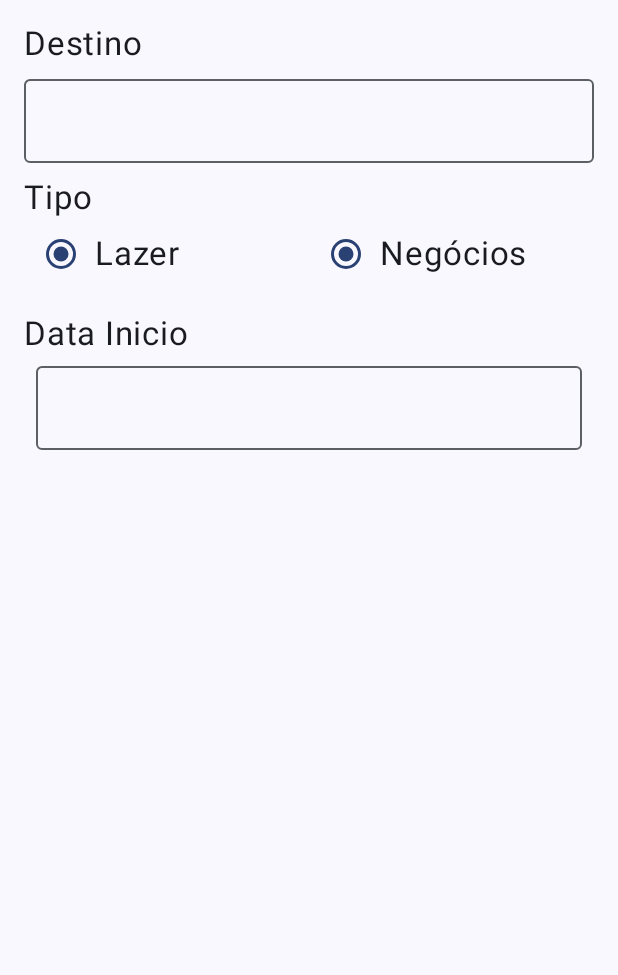
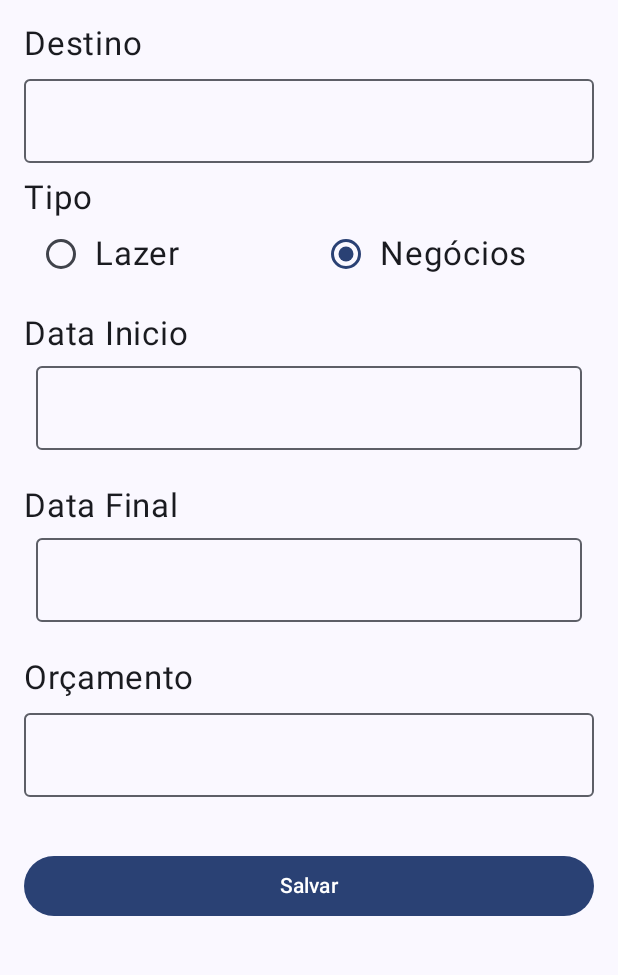
Before and after one commit to ArthurKJun/TelaAppNovaViagem, an Android app built with Jetpack Compose: the screen it shows after launch (MainActivity), on a phone screen of 412 x 824 dp, the part 96-1071 px from its top. Run offline under Robolectric (Android 15) with nearby library versions, the phone set to English and light mode, and no system bars.

Commit message:
Tela finalizada iniciando aplicação do model e viewmodel

```diff
--- a/app/src/main/java/com/senac/teladenovaviagem/MainActivity.kt
+++ b/app/src/main/java/com/senac/teladenovaviagem/MainActivity.kt
@@ -1,7 +1,5 @@
 package com.senac.teladenovaviagem
 
-import android.app.DatePickerDialog
-import android.icu.util.GregorianCalendar
 import android.os.Bundle
 import androidx.activity.ComponentActivity
 import androidx.activity.compose.setContent
@@ -20,7 +18,6 @@ import androidx.compose.material3.RadioButton
 import androidx.compose.material3.Scaffold
 import androidx.compose.material3.Surface
 import androidx.compose.material3.Text
-import androidx.compose.material3.TextField
 import androidx.compose.material3.rememberDatePickerState
 import androidx.compose.runtime.Composable
 import androidx.compose.runtime.mutableStateOf
@@ -64,14 +61,23 @@ fun Myapp() {
         }
     ) {
 
-        var showDatePickerDialog = remember {
+        var showDatePickerDialogInicio = remember {
             mutableStateOf(false)
         }
-        var selectedDate = remember {
+        var selectedDateInicio = remember {
             mutableStateOf("")
         }
 
-        val datePickerState = rememberDatePickerState()
+        val datePickerStateInicio = rememberDatePickerState()
+
+        var showDatePickerDialogFinal = remember {
+            mutableStateOf(false)
+        }
+        var selectedDateFinal = remember {
+            mutableStateOf("")
+        }
+
+        val datePickerStateFinal = rememberDatePickerState()
 
         Column(
             modifier = Modifier
@@ -114,7 +120,7 @@ fun Myapp() {
             ) {
 
                 RadioButton(
-                    selected = true,
+                    selected = false,
                     onClick = {},
                     modifier = Modifier
                         .weight(0.5f)
@@ -159,39 +165,129 @@ fun Myapp() {
 
             Row {
 
-                if (showDatePickerDialog.value) {
+                if (showDatePickerDialogInicio.value) {
                     DatePickerDialog(
-                        onDismissRequest = { showDatePickerDialog.value = false },
+                        onDismissRequest = { showDatePickerDialogInicio.value = false },
                         confirmButton = {
                             Button(
                                 onClick = {
-                                    datePickerState
+                                    datePickerStateInicio
                                         .selectedDateMillis?.let { millis ->
-                                            selectedDate.value = millis.toBrazilianDateFormat()
+                                            selectedDateInicio.value = millis.toBrazilianDateFormat()
                                         }
-                                    showDatePickerDialog.value = false
+                                    showDatePickerDialogInicio.value = false
                                 }) {
                                 Text(text = "Escolher data")
                             }
-                        }) {
-                        DatePicker(state = datePickerState)
+                        },
+                        modifier = Modifier
+                            .weight(4f)
+                        ) {
+                        DatePicker(state = datePickerStateInicio)
                     }
                 }
 
                 OutlinedTextField(
-                    value = selectedDate.value,
+                    value = selectedDateInicio.value,
                     onValueChange = { },
                     modifier = Modifier
                         .padding(8.dp)
                         .fillMaxWidth()
                         .onFocusChanged {
                             if (it.isFocused) {
-                                showDatePickerDialog.value = true
+                                showDatePickerDialogInicio.value = true
                             }
                         },
                     readOnly = true
                 )
 
+            }
+
+            Row {
+
+                Text(
+                    text = "Data Final",
+                    fontSize = 22.sp,
+                    textAlign = TextAlign.Left,
+                    modifier = Modifier
+                        .weight(1.5f)
+                        .padding(top = 16.dp)
+                )
+            }
+
+            Row {
+
+                if (showDatePickerDialogFinal.value) {
+                    DatePickerDialog(
+                        onDismissRequest = { showDatePickerDialogFinal.value = false },
+                        confirmButton = {
+                            Button(
+                                onClick = {
+                                    datePickerStateFinal
+                                        .selectedDateMillis?.let { millis ->
+                                            selectedDateFinal.value = millis.toBrazilianDateFormat()
+                                        }
+                                    showDatePickerDialogFinal.value = false
+                                }) {
+                                Text(text = "Escolher data")
+                            }
+                        },
+                        modifier = Modifier
+                            .weight(4f)
+                    ) {
+                        DatePicker(state = datePickerStateFinal)
+                    }
+                }
+
+                OutlinedTextField(
+                    value = selectedDateFinal.value,
+                    onValueChange = { },
+                    modifier = Modifier
+                        .padding(8.dp)
+                        .fillMaxWidth()
+                        .onFocusChanged {
+                            if (it.isFocused) {
+                                showDatePickerDialogFinal.value = true
+                            }
+                        },
+                    readOnly = true
+                )
+
+            }
+
+            Row {
+
+                Text(
+                    text = "Orçamento",
+                    fontSize = 22.sp,
+                    textAlign = TextAlign.Left,
+                    modifier = Modifier
+                        .weight(1.5f)
+                        .padding(top = 16.dp)
+                )
+            }
+
+            Row {
+                OutlinedTextField(
+                    value = "",
+                    onValueChange = {},
+                    modifier = Modifier
+                        .weight(4f)
+                        .padding(top = 10.dp)
+                )
+            }
+
+            Row (
+                verticalAlignment = Alignment.CenterVertically
+            ){
+                Button(
+                    onClick = {  },
+                    modifier = Modifier
+                        .padding(top = 35.dp)
+                        .weight(2f)
+                ){
+                    Text(text = "Salvar")
+                }
             }
 
         }
```
